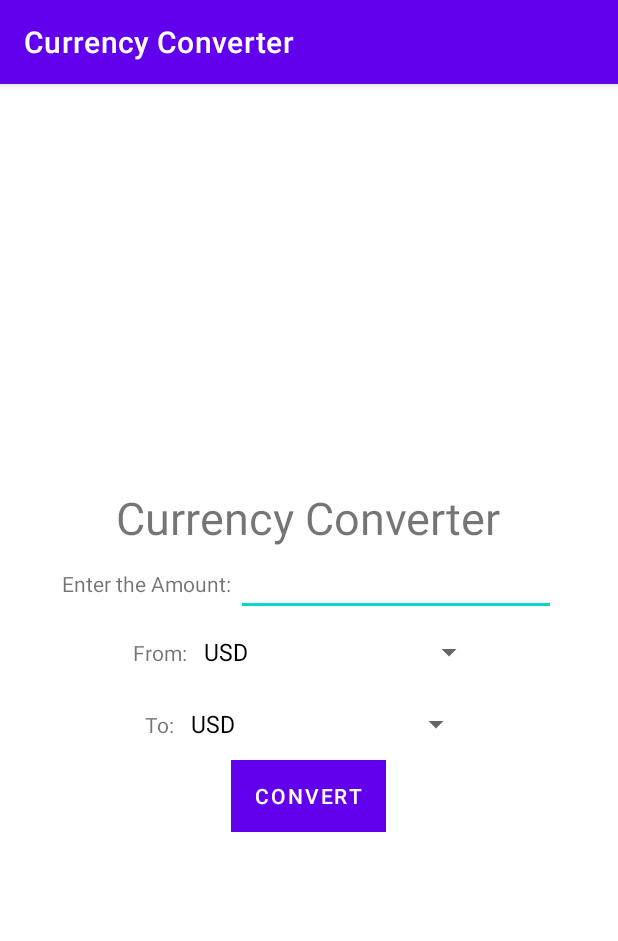
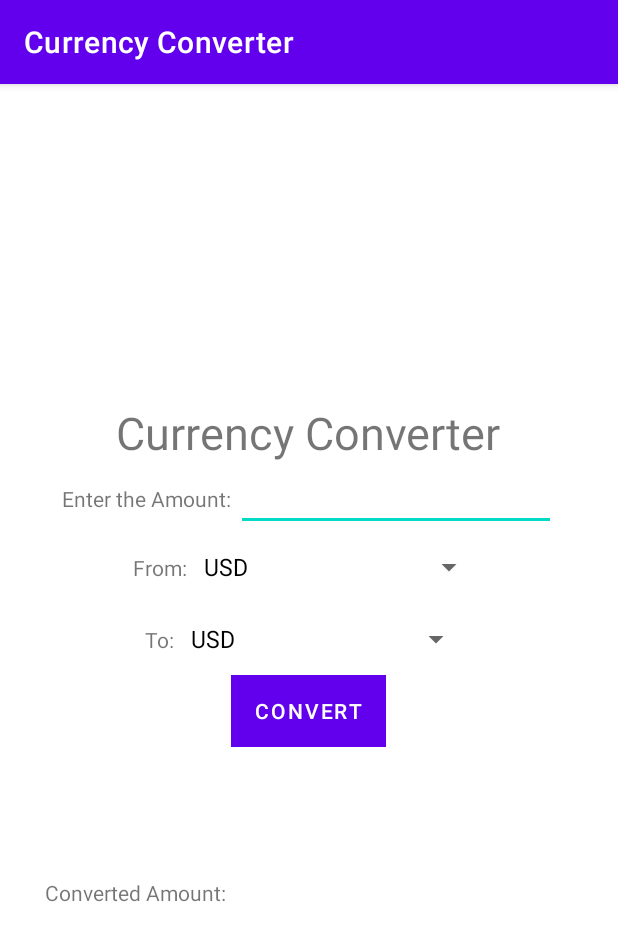
Before and after one commit to aashish22bansal/Android-Projects, an Android app: the screen it shows after launch (MainActivity), on a phone screen of 412 x 824 dp. Shown: the top 941 px of the screen. Run offline under Robolectric (Android 15) with nearby library versions, the phone set to English and light mode, and no system bars.

Commit message:
bugs fixed

```diff
--- a/CurrencyConverter/app/src/main/res/layout/activity_main.xml
+++ b/CurrencyConverter/app/src/main/res/layout/activity_main.xml
@@ -31,6 +31,7 @@
             android:layout_width="wrap_content"
             android:layout_height="wrap_content"
             android:ems="10"
+            android:inputType="numberDecimal"
             android:id="@+id/txtAmount"/>
     </LinearLayout>
 
@@ -75,4 +76,24 @@
             android:text="Convert"
             android:background="@color/design_default_color_primary"/>
     </LinearLayout>
+
+    <LinearLayout
+        android:layout_width="wrap_content"
+        android:layout_height="wrap_content"
+        android:layout_marginLeft="30dp"
+        android:layout_marginRight="30dp"
+        android:layout_marginTop="60dp"
+        android:orientation="horizontal">
+        <TextView
+            android:layout_width="wrap_content"
+            android:layout_height="wrap_content"
+
+            android:text="Converted Amount: "/>
+        <TextView
+            android:layout_width="wrap_content"
+            android:layout_height="wrap_content"
+            android:ems="40"
+            android:textSize="40dp"
+            android:id="@+id/displayAmount"/>
+    </LinearLayout>
 </LinearLayout>
```
Also changed, not shown: CurrencyConverter/app/src/main/java/com/example/android/currencyconverter/MainActivity.java (+70 -1 lines).
